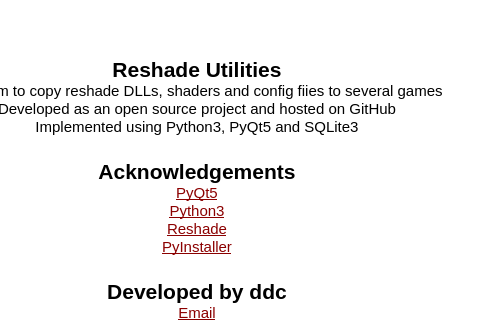
Before: the Qt Designer form src/ui/main.ui in ddc/ReShadeUtils, drawn with Qt 5; both pictures show x 305 to 785 and y 106 to 426 of the 1000 by 750 pixel window.
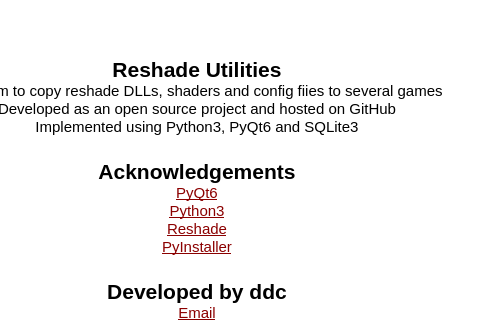
After: the same form once the commit is applied. The open tabs and pages were chosen to show the change. Icons and pictures are not drawn.

The edit to the form file:
```diff
--- a/src/ui/main.ui
+++ b/src/ui/main.ui
@@ -1238,10 +1238,10 @@
 &lt;p align=&quot;center&quot; style=&quot; margin-top:0px; margin-bottom:0px; margin-left:0px; margin-right:0px; -qt-block-indent:0; text-indent:0px;&quot;&gt;&lt;span style=&quot; font-size:16pt; font-weight:600;&quot;&gt;Reshade Utilities&lt;/span&gt;&lt;/p&gt;
 &lt;p align=&quot;center&quot; style=&quot; margin-top:0px; margin-bottom:0px; margin-left:0px; margin-right:0px; -qt-block-indent:0; text-indent:0px;&quot;&gt;&lt;span style=&quot; font-size:11pt;&quot;&gt;Program to copy reshade DLLs, shaders and config fiies to several games&lt;/span&gt;&lt;/p&gt;
 &lt;p align=&quot;center&quot; style=&quot; margin-top:0px; margin-bottom:0px; margin-left:0px; margin-right:0px; -qt-block-indent:0; text-indent:0px;&quot;&gt;&lt;span style=&quot; font-size:11pt;&quot;&gt;Developed as an open source project and hosted on GitHub&lt;/span&gt;&lt;/p&gt;
-&lt;p align=&quot;center&quot; style=&quot; margin-top:0px; margin-bottom:0px; margin-left:0px; margin-right:0px; -qt-block-indent:0; text-indent:0px;&quot;&gt;&lt;span style=&quot; font-size:11pt;&quot;&gt;Implemented using Python3, PyQt5 and SQLite3&lt;/span&gt;&lt;/p&gt;
+&lt;p align=&quot;center&quot; style=&quot; margin-top:0px; margin-bottom:0px; margin-left:0px; margin-right:0px; -qt-block-indent:0; text-indent:0px;&quot;&gt;&lt;span style=&quot; font-size:11pt;&quot;&gt;Implemented using Python3, PyQt6 and SQLite3&lt;/span&gt;&lt;/p&gt;
 &lt;p align=&quot;center&quot; style=&quot;-qt-paragraph-type:empty; margin-top:0px; margin-bottom:0px; margin-left:0px; margin-right:0px; -qt-block-indent:0; text-indent:0px; font-size:14pt; text-decoration: underline; color:#0000ff;&quot;&gt;&lt;br /&gt;&lt;/p&gt;
 &lt;p align=&quot;center&quot; style=&quot; margin-top:0px; margin-bottom:0px; margin-left:0px; margin-right:0px; -qt-block-indent:0; text-indent:0px;&quot;&gt;&lt;span style=&quot; font-size:16pt; font-weight:600;&quot;&gt;Acknowledgements&lt;/span&gt;&lt;/p&gt;
-&lt;p align=&quot;center&quot; style=&quot; margin-top:0px; margin-bottom:0px; margin-left:0px; margin-right:0px; -qt-block-indent:0; text-indent:0px;&quot;&gt;&lt;a href=&quot;https://riverbankcomputing.com/software/pyqt/download&quot;&gt;&lt;span style=&quot; font-size:11pt; text-decoration: underline; color:#8b0000;&quot;&gt;PyQt5&lt;/span&gt;&lt;/a&gt;&lt;/p&gt;
+&lt;p align=&quot;center&quot; style=&quot; margin-top:0px; margin-bottom:0px; margin-left:0px; margin-right:0px; -qt-block-indent:0; text-indent:0px;&quot;&gt;&lt;a href=&quot;https://riverbankcomputing.com/software/pyqt/download&quot;&gt;&lt;span style=&quot; font-size:11pt; text-decoration: underline; color:#8b0000;&quot;&gt;PyQt6&lt;/span&gt;&lt;/a&gt;&lt;/p&gt;
 &lt;p align=&quot;center&quot; style=&quot; margin-top:0px; margin-bottom:0px; margin-left:0px; margin-right:0px; -qt-block-indent:0; text-indent:0px;&quot;&gt;&lt;a href=&quot;https://www.python.org&quot;&gt;&lt;span style=&quot; font-size:11pt; text-decoration: underline; color:#8b0000;&quot;&gt;Python3&lt;/span&gt;&lt;/a&gt;&lt;/p&gt;
 &lt;p align=&quot;center&quot; style=&quot; margin-top:0px; margin-bottom:0px; margin-left:0px; margin-right:0px; -qt-block-indent:0; text-indent:0px;&quot;&gt;&lt;a href=&quot;https://reshade.me/&quot;&gt;&lt;span style=&quot; font-size:11pt; text-decoration: underline; color:#8b0000;&quot;&gt;Reshade&lt;/span&gt;&lt;/a&gt;&lt;/p&gt;
 &lt;p align=&quot;center&quot; style=&quot; margin-top:0px; margin-bottom:0px; margin-left:0px; margin-right:0px; -qt-block-indent:0; text-indent:0px;&quot;&gt;&lt;a href=&quot;https://pyinstaller.readthedocs.io&quot;&gt;&lt;span style=&quot; font-size:11pt; text-decoration: underline; color:#8b0000;&quot;&gt;PyInstaller&lt;/span&gt;&lt;/a&gt;&lt;/p&gt;
```
